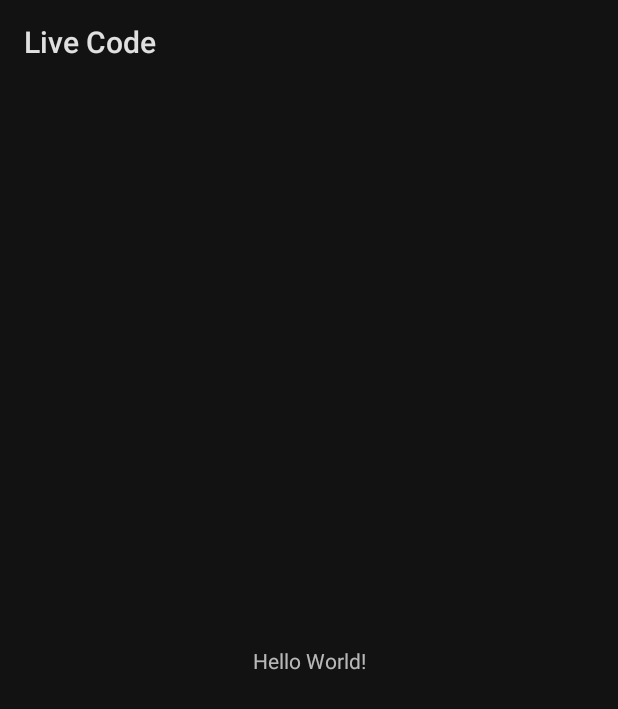
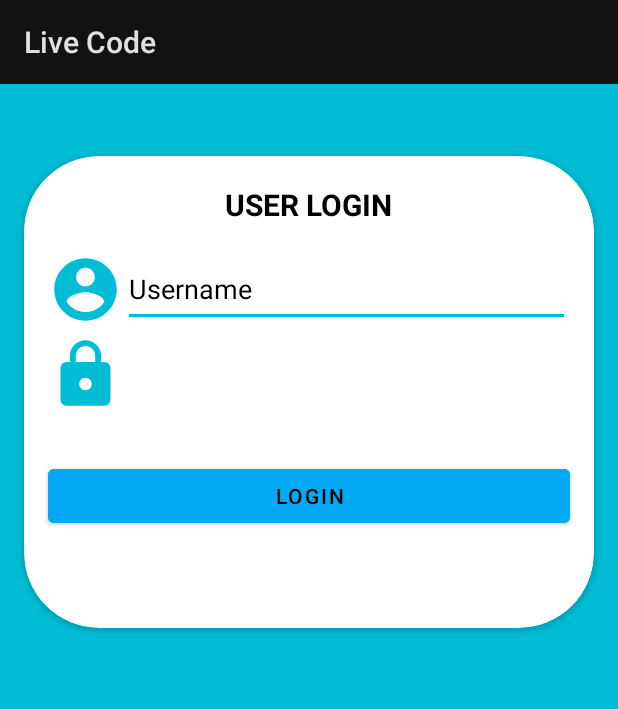
Before and after one commit to myyuriis/LiveCode, an Android app: the screen it shows after launch (MainActivity), on a phone screen of 412 x 824 dp. Shown: the top 709 px of the screen. Run offline under Robolectric (Android 15) with nearby library versions, the phone set to English and light mode, and no system bars; our stand-ins replace data binding.

Commit message:
add nav in login button

```diff
--- a/app/src/main/java/com/example/livecode/MainActivity.kt
+++ b/app/src/main/java/com/example/livecode/MainActivity.kt
@@ -2,10 +2,15 @@ package com.example.livecode
 
 import androidx.appcompat.app.AppCompatActivity
 import android.os.Bundle
+import androidx.databinding.DataBindingUtil
+import androidx.navigation.findNavController
+import com.example.livecode.databinding.ActivityMainBinding
 
 class MainActivity : AppCompatActivity() {
     override fun onCreate(savedInstanceState: Bundle?) {
         super.onCreate(savedInstanceState)
-        setContentView(R.layout.activity_main)
+//        setContentView(R.layout.activity_main)
+        val binding = DataBindingUtil.setContentView<ActivityMainBinding>(this, R.layout.activity_main)
+        val navController = this.findNavController(R.id.myNavHostFragment)
     }
 }
--- a/app/src/main/res/layout/activity_main.xml
+++ b/app/src/main/res/layout/activity_main.xml
@@ -1,18 +1,19 @@
-<?xml version="1.0" encoding="utf-8"?>
-<androidx.constraintlayout.widget.ConstraintLayout xmlns:android="http://schemas.android.com/apk/res/android"
-    xmlns:app="http://schemas.android.com/apk/res-auto"
-    xmlns:tools="http://schemas.android.com/tools"
-    android:layout_width="match_parent"
-    android:layout_height="match_parent"
-    tools:context=".MainActivity">
+<layout xmlns:android="http://schemas.android.com/apk/res/android"
+    xmlns:app="http://schemas.android.com/apk/res-auto">
 
-    <TextView
-        android:layout_width="wrap_content"
-        android:layout_height="wrap_content"
-        android:text="Hello World!"
-        app:layout_constraintBottom_toBottomOf="parent"
-        app:layout_constraintLeft_toLeftOf="parent"
-        app:layout_constraintRight_toRightOf="parent"
-        app:layout_constraintTop_toTopOf="parent" />
+    <LinearLayout
+        android:layout_width="match_parent"
+        android:layout_height="match_parent"
+        android:orientation="vertical">
+        <fragment
+            android:id="@+id/myNavHostFragment"
+            android:name="androidx.navigation.fragment.NavHostFragment"
+            android:layout_width="match_parent"
+            android:layout_height="match_parent"
+            app:defaultNavHost="true"
+            app:navGraph="@navigation/navigation"
+            />
 
-</androidx.constraintlayout.widget.ConstraintLayout>
+    </LinearLayout>
+
+</layout>
--- a/app/src/main/res/layout/fragment_login.xml
+++ b/app/src/main/res/layout/fragment_login.xml
@@ -1,11 +1,15 @@
 <?xml version="1.0" encoding="utf-8"?>
-<androidx.constraintlayout.widget.ConstraintLayout xmlns:android="http://schemas.android.com/apk/res/android"
+<layout
+    xmlns:android="http://schemas.android.com/apk/res/android"
     xmlns:app="http://schemas.android.com/apk/res-auto"
     xmlns:tools="http://schemas.android.com/tools"
+    tools:context=".screens.LoginFragment">
+
+<androidx.constraintlayout.widget.ConstraintLayout
+    android:id="@+id/loginConstraint"
     android:layout_width="match_parent"
     android:layout_height="match_parent"
-    android:background="#00BCD4"
-    tools:context=".screens.LoginFragment">
+    android:background="#00BCD4">
 
     <androidx.cardview.widget.CardView
         android:id="@+id/balance_card"
@@ -122,3 +126,4 @@
         </androidx.constraintlayout.widget.ConstraintLayout>
     </androidx.cardview.widget.CardView>
 </androidx.constraintlayout.widget.ConstraintLayout>
+</layout>
--- /dev/null
+++ b/app/src/main/res/navigation/navigation.xml
@@ -0,0 +1,47 @@
+<?xml version="1.0" encoding="utf-8"?>
+<navigation xmlns:android="http://schemas.android.com/apk/res/android"
+    xmlns:app="http://schemas.android.com/apk/res-auto"
+    xmlns:tools="http://schemas.android.com/tools"
+    android:id="@+id/navigation"
+    app:startDestination="@id/loginFragment">
+    <fragment
+        android:id="@+id/loginFragment"
+        android:name="com.example.livecode.screens.LoginFragment"
+        android:label="fragment_login"
+        tools:layout="@layout/fragment_login" >
+        <action
+            android:id="@+id/action_loginFragment_to_menuFragment"
+            app:destination="@id/menuFragment" />
+    </fragment>
+    <fragment
+        android:id="@+id/menuFragment"
+        android:name="com.example.livecode.screens.MenuFragment"
+        android:label="fragment_menu"
+        tools:layout="@layout/fragment_menu" >
+        <action
+            android:id="@+id/action_menuFragment_to_historyFragment"
+            app:destination="@id/historyFragment" />
+        <action
+            android:id="@+id/action_menuFragment_to_transferToFragment"
+            app:destination="@id/transferToFragment" />
+    </fragment>
+    <fragment
+        android:id="@+id/historyFragment"
+        android:name="com.example.livecode.screens.HistoryFragment"
+        android:label="fragment_history"
+        tools:layout="@layout/fragment_history" />
+    <fragment
+        android:id="@+id/transferToFragment"
+        android:name="com.example.livecode.screens.TransferToFragment"
+        android:label="fragment_transfer_to"
+        tools:layout="@layout/fragment_transfer_to" >
+        <action
+            android:id="@+id/action_transferToFragment_to_transferAmountFragment"
+            app:destination="@id/transferAmountFragment" />
+    </fragment>
+    <fragment
+        android:id="@+id/transferAmountFragment"
+        android:name="com.example.livecode.screens.TransferAmountFragment"
+        android:label="fragment_transfer_amount"
+        tools:layout="@layout/fragment_transfer_amount" />
+</navigation>
```
Also changed, not shown: app/build.gradle (+29 -0 lines), app/src/main/java/com/example/livecode/screens/LoginFragment.kt (+9 -37 lines).
